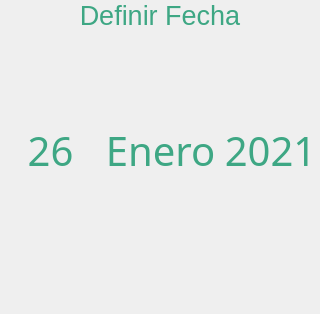
Qt form optionsetdate.ui (jgpbwork/VentiPAPCNEURO) before a commit.
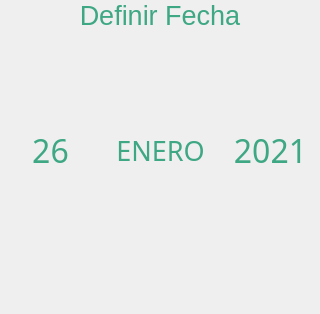
The same form after that commit. Icons and pictures are not drawn. Custom widgets are drawn as their Qt base class.

```diff
--- a/optionsetdate.ui
+++ b/optionsetdate.ui
@@ -13,6 +13,9 @@
   <property name="windowTitle">
    <string>Form</string>
   </property>
+  <property name="styleSheet">
+   <string notr="true">background-image: url(:/icons/general/fondo_transparente.png);</string>
+  </property>
   <widget class="QWidget" name="widget" native="true">
    <property name="geometry">
     <rect>
@@ -104,7 +107,7 @@
     <property name="font">
      <font>
       <family>Swis721 Cn BT</family>
-      <pointsize>30</pointsize>
+      <pointsize>24</pointsize>
       <weight>50</weight>
       <bold>false</bold>
      </font>
@@ -292,9 +295,9 @@
    <widget class="QLabel" name="l_month_value">
     <property name="geometry">
      <rect>
-      <x>100</x>
+      <x>80</x>
       <y>120</y>
-      <width>121</width>
+      <width>161</width>
       <height>61</height>
      </rect>
     </property>
@@ -338,7 +341,7 @@
     <property name="font">
      <font>
       <family>Swis721 Cn BT</family>
-      <pointsize>30</pointsize>
+      <pointsize>20</pointsize>
       <weight>50</weight>
       <bold>false</bold>
      </font>
@@ -347,7 +350,7 @@
      <string notr="true">border-image: url(:/icons/general/fondo_transparente.png);</string>
     </property>
     <property name="text">
-     <string>Enero</string>
+     <string>ENERO</string>
     </property>
     <property name="alignment">
      <set>Qt::AlignCenter</set>
@@ -460,7 +463,7 @@
     <property name="font">
      <font>
       <family>Swis721 Cn BT</family>
-      <pointsize>30</pointsize>
+      <pointsize>24</pointsize>
       <weight>50</weight>
       <bold>false</bold>
      </font>
```
Left out of the diff: 1 changed line with no effect on the pictures.
